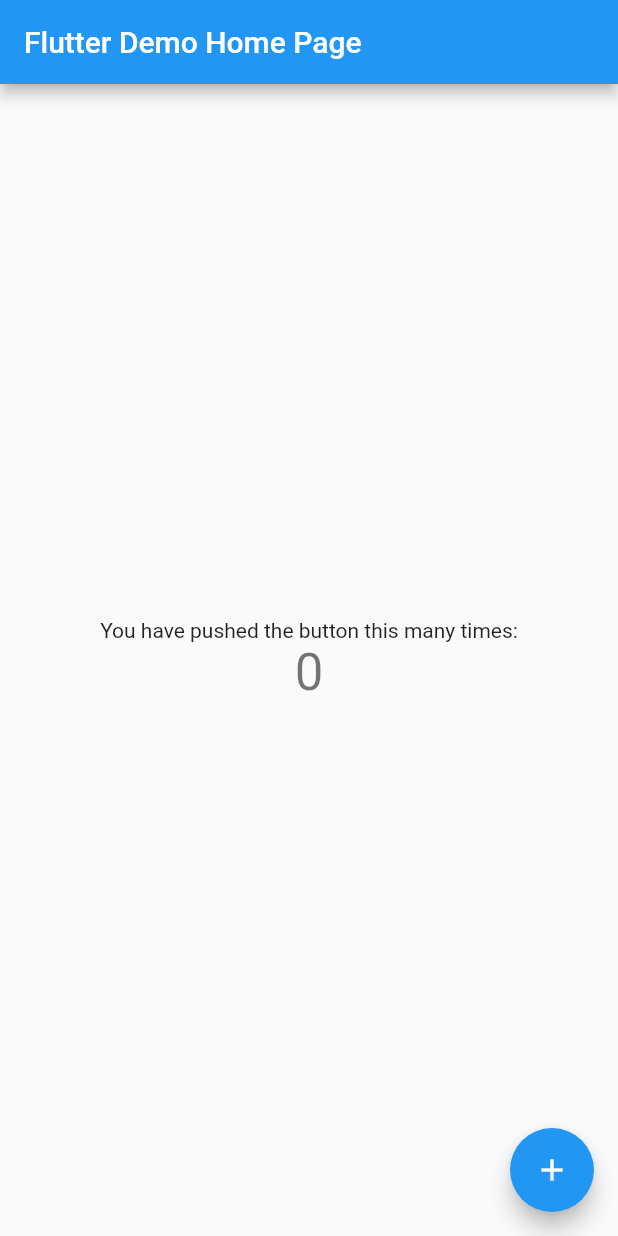
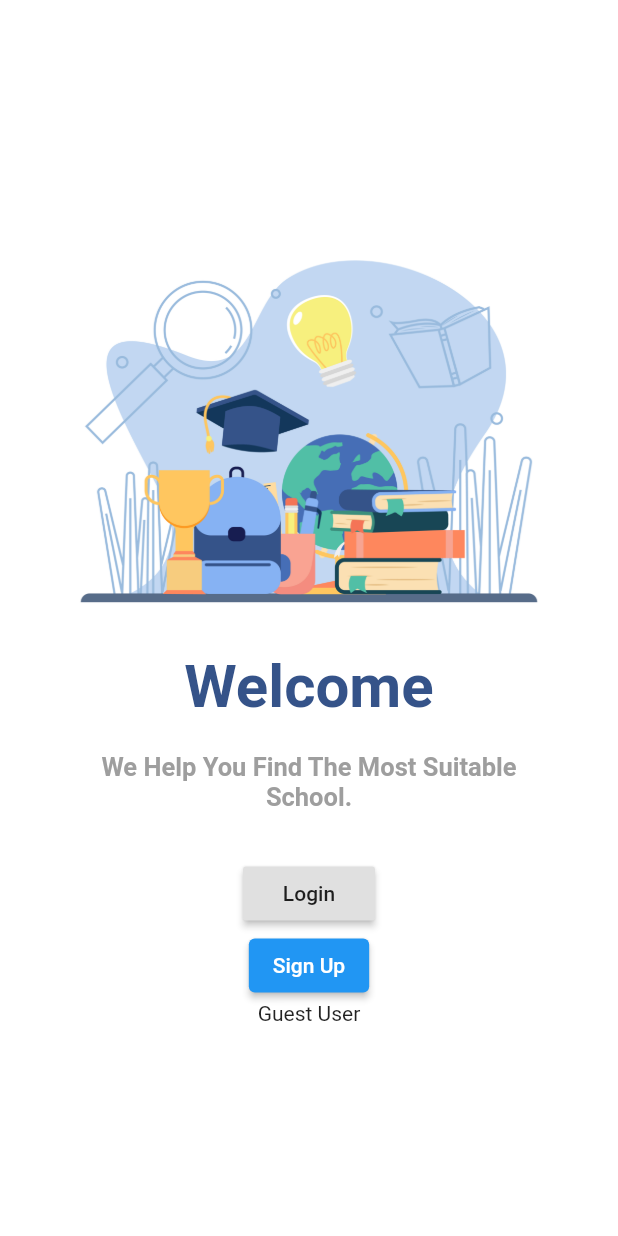
Before and after one commit to tb960/CZ2006-ntuSE, a Flutter app: the screen it shows after launch, on a phone screen of 412 x 824 dp. Run offline on Flutter 3.47's test engine with Material 2 defaults, Android fonts, the phone set to English and light mode, and no system bars.

Commit message:
added main screen and routing

```diff
--- /dev/null
+++ b/lib/home.dart
@@ -0,0 +1,66 @@
+import 'package:flutter/cupertino.dart';
+import 'package:flutter/material.dart';
+import 'login.dart';
+
+class FirstPage extends StatelessWidget {
+  @override
+  Widget build(BuildContext context) {
+    return Scaffold(
+      backgroundColor: Colors.white,
+      body:SafeArea(
+        child: Column(
+          mainAxisAlignment: MainAxisAlignment.center,
+          children: <Widget>[
+            Container(
+              color: Colors.white,
+              child:Image(
+                image: AssetImage('images/firstPage.png'),
+              ),
+            ),
+            Container(
+              child: Text(
+                'Welcome',
+                style: TextStyle(
+                  color: Color.fromARGB(255, 53, 83, 137),
+                  fontWeight: FontWeight.bold,
+                  fontSize: 40.0,
+                ),
+              ),
+            ),
+            SizedBox(
+              height: 20.0,
+            ),
+            Container(
+              padding: EdgeInsets.symmetric(vertical: 0.0, horizontal: 50.0),
+              child: Text(
+                'We Help You Find The Most Suitable School.',
+                textAlign: TextAlign.center,
+                style: TextStyle(
+                  color: Colors.grey,
+                  fontSize: 17.0,
+                  fontWeight: FontWeight.bold,
+                ),
+              ),
+            ),
+            SizedBox(
+              height: 30.0,
+            ),
+            RaisedButton(
+              child: Text("Login"),
+              onPressed: (){
+                Navigator.pushNamed(context, '/login');
+              },
+            ),
+            ElevatedButton(
+              onPressed: ()=>print("I am clicked"),
+              child: Text(
+                  "Sign Up"
+              ),
+            ),
+            Text('Guest User'),
+          ],
+        ),
+      ),
+    );
+  }
+}
--- a/lib/main.dart
+++ b/lib/main.dart
@@ -1,117 +1,20 @@
 import 'package:flutter/material.dart';
+import 'home.dart';
+import 'login.dart';
+import 'signUp.dart';
 
-void main() {
-  runApp(MyApp());
-}
+void main() => runApp(MyApp());
 
 class MyApp extends StatelessWidget {
-  // This widget is the root of your application.
   @override
   Widget build(BuildContext context) {
     return MaterialApp(
-      title: 'Flutter Demo',
-      theme: ThemeData(
-        // This is the theme of your application.
-        //
-        // Try running your application with "flutter run". You'll see the
-        // application has a blue toolbar. Then, without quitting the app, try
-        // changing the primarySwatch below to Colors.green and then invoke
-        // "hot reload" (press "r" in the console where you ran "flutter run",
-        // or simply save your changes to "hot reload" in a Flutter IDE).
-        // Notice that the counter didn't reset back to zero; the application
-        // is not restarted.
-        primarySwatch: Colors.blue,
-        // This makes the visual density adapt to the platform that you run
-        // the app on. For desktop platforms, the controls will be smaller and
-        // closer together (more dense) than on mobile platforms.
-        visualDensity: VisualDensity.adaptivePlatformDensity,
-      ),
-      home: MyHomePage(title: 'Flutter Demo Home Page'),
+      initialRoute: '/',
+      routes: {
+        '/': (context) => FirstPage(),
+        '/login': (context) => LoginScreen(),
+        '/signUp': (context) => SignUpScreen(),
+      },
     );
   }
 }
-
-class MyHomePage extends StatefulWidget {
-  MyHomePage({Key key, this.title}) : super(key: key);
-
-  // This widget is the home page of your application. It is stateful, meaning
-  // that it has a State object (defined below) that contains fields that affect
-  // how it looks.
-
-  // This class is the configuration for the state. It holds the values (in this
-  // case the title) provided by the parent (in this case the App widget) and
-  // used by the build method of the State. Fields in a Widget subclass are
-  // always marked "final".
-
-  final String title;
-
-  @override
-  _MyHomePageState createState() => _MyHomePageState();
-}
-
-class _MyHomePageState extends State<MyHomePage> {
-  int _counter = 0;
-
-  void _incrementCounter() {
-    setState(() {
-      // This call to setState tells the Flutter framework that something has
-      // changed in this State, which causes it to rerun the build method below
-      // so that the display can reflect the updated values. If we changed
-      // _counter without calling setState(), then the build method would not be
-      // called again, and so nothing would appear to happen.
-      _counter++;
-    });
-  }
-
-  @override
-  Widget build(BuildContext context) {
-    // This method is rerun every time setState is called, for instance as done
-    // by the _incrementCounter method above.
-    //
-    // The Flutter framework has been optimized to make rerunning build methods
-    // fast, so that you can just rebuild anything that needs updating rather
-    // than having to individually change instances of widgets.
-    return Scaffold(
-      appBar: AppBar(
-        // Here we take the value from the MyHomePage object that was created by
-        // the App.build method, and use it to set our appbar title.
-        title: Text(widget.title),
-      ),
-      body: Center(
-        // Center is a layout widget. It takes a single child and positions it
-        // in the middle of the parent.
-        child: Column(
-          // Column is also a layout widget. It takes a list of children and
-          // arranges them vertically. By default, it sizes itself to fit its
-          // children horizontally, and tries to be as tall as its parent.
-          //
-          // Invoke "debug painting" (press "p" in the console, choose the
-          // "Toggle Debug Paint" action from the Flutter Inspector in Android
-          // Studio, or the "Toggle Debug Paint" command in Visual Studio Code)
-          // to see the wireframe for each widget.
-          //
-          // Column has various properties to control how it sizes itself and
-          // how it positions its children. Here we use mainAxisAlignment to
-          // center the children vertically; the main axis here is the vertical
-          // axis because Columns are vertical (the cross axis would be
-          // horizontal).
-          mainAxisAlignment: MainAxisAlignment.center,
-          children: <Widget>[
-            Text(
-              'You have pushed the button this many times:',
-            ),
-            Text(
-              '$_counter',
-              style: Theme.of(context).textTheme.headline4,
-            ),
-          ],
-        ),
-      ),
-      floatingActionButton: FloatingActionButton(
-        onPressed: _incrementCounter,
-        tooltip: 'Increment',
-        child: Icon(Icons.add),
-      ), // This trailing comma makes auto-formatting nicer for build methods.
-    );
-  }
-}
--- a/pubspec.yaml
+++ b/pubspec.yaml
@@ -45,8 +45,8 @@ flutter:
   uses-material-design: true
 
   # To add assets to your application, add an assets section, like this:
-  # assets:
-  #   - images/a_dot_burr.jpeg
+  assets:
+    - images/
   #   - images/a_dot_ham.jpeg
 
   # An image asset can refer to one or more resolution-specific "variants", see
```
Also changed, not shown: lib/login.dart (added, +22 -0 lines), lib/signUp.dart (added, +22 -0 lines), images/firstPage.png (added), 9 other files.
